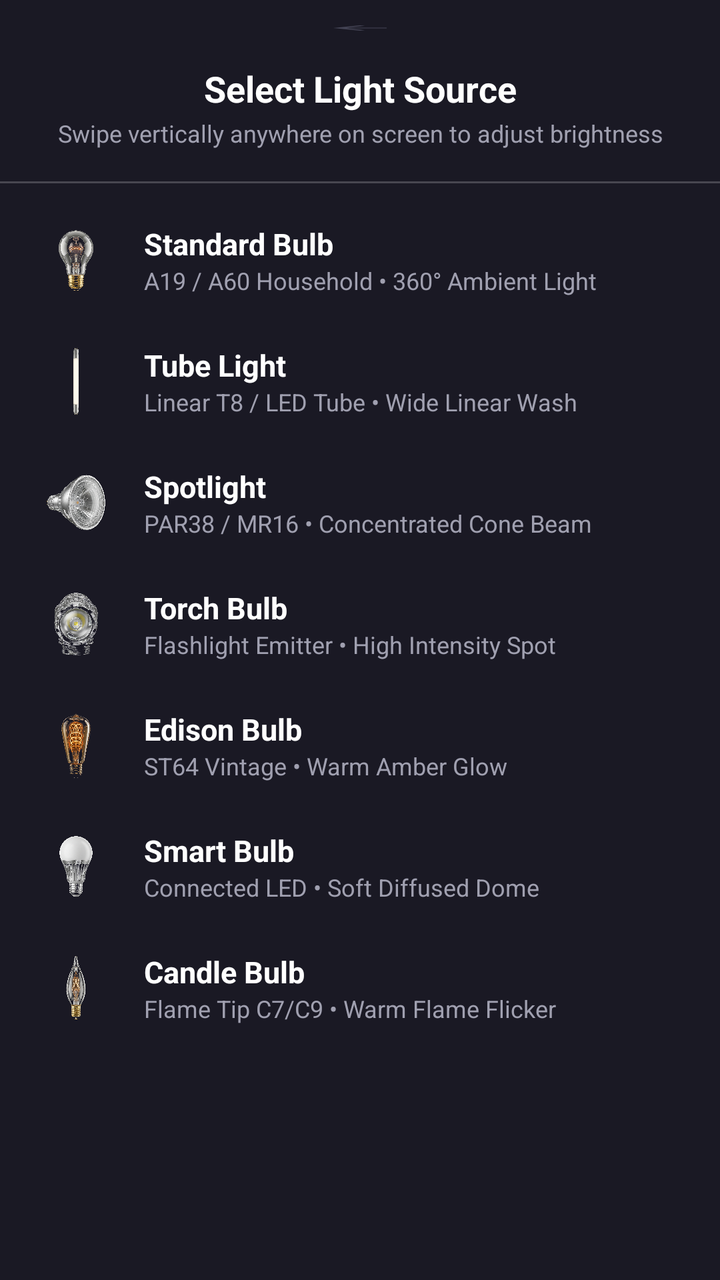
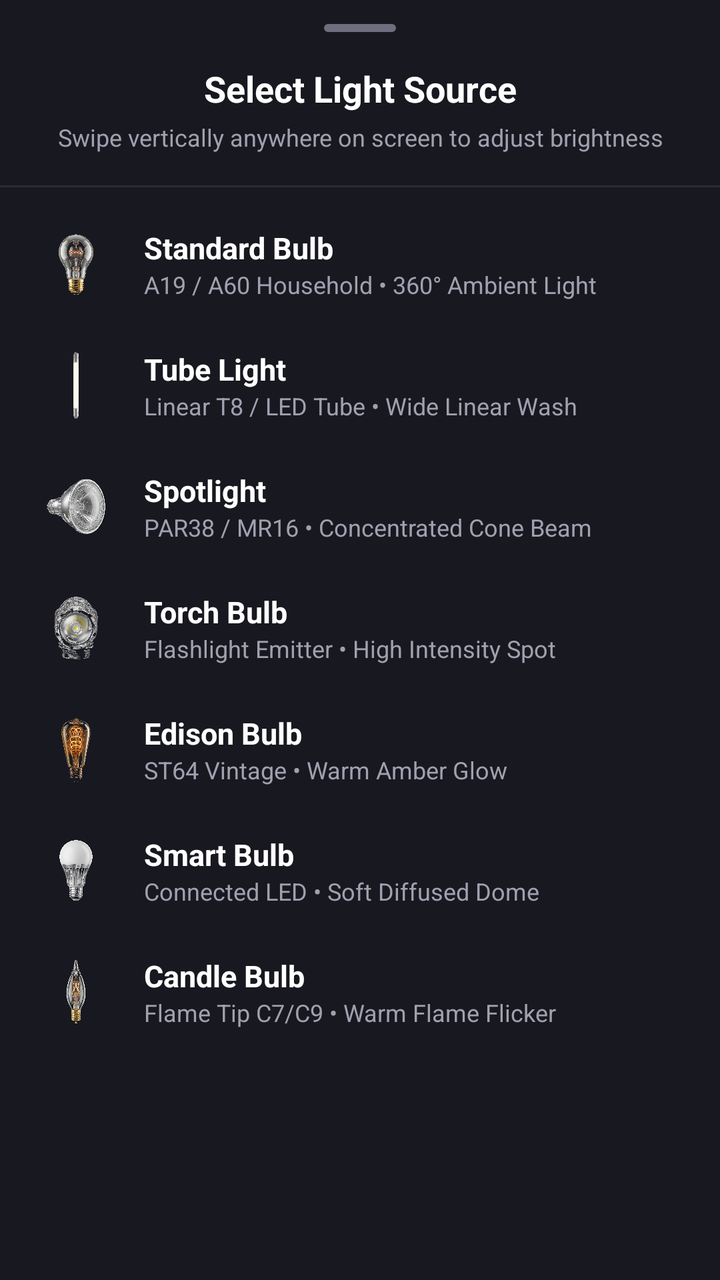

The first picture is an Android layout as it rendered before a commit; the second is the same layout after the commit. The layout source and the unified diff follow.
<!-- AndroidManifest.xml: application theme Theme.FlashNow -->
<!-- res/layout/dialog_select_bulb_type.xml -->
<?xml version="1.0" encoding="utf-8"?>
<LinearLayout xmlns:android="http://schemas.android.com/apk/res/android"
    xmlns:app="http://schemas.android.com/apk/res-auto"
    android:layout_width="match_parent"
    android:layout_height="wrap_content"
    android:background="#1A1924"
    android:orientation="vertical"
    android:paddingBottom="24dp">

    
    <View
        android:layout_width="40dp"
        android:layout_height="4dp"
        android:layout_gravity="center_horizontal"
        android:layout_marginTop="12dp"
        android:layout_marginBottom="16dp"
        android:background="@drawable/ic_back"
        android:backgroundTint="#444455" />

    
    <TextView
        android:layout_width="match_parent"
        android:layout_height="wrap_content"
        android:gravity="center"
        android:text="Select Light Source"
        android:textColor="@color/white"
        android:textSize="18sp"
        android:textStyle="bold" />

    <TextView
        android:layout_width="match_parent"
        android:layout_height="wrap_content"
        android:gravity="center"
        android:layout_marginTop="2dp"
        android:layout_marginBottom="16dp"
        android:text="Swipe vertically anywhere on screen to adjust brightness"
        android:textColor="@color/text_secondary"
        android:textSize="12sp" />

    <View
        android:layout_width="match_parent"
        android:layout_height="1dp"
        android:background="#33FFFFFF"
        android:layout_marginBottom="8dp" />

    
    <LinearLayout
        android:id="@+id/item_bulb_standard"
        android:layout_width="match_parent"
        android:layout_height="wrap_content"
        android:background="?attr/selectableItemBackground"
        android:clickable="true"
        android:focusable="true"
        android:gravity="center_vertical"
        android:orientation="horizontal"
        android:paddingHorizontal="20dp"
        android:paddingVertical="12dp">

        <ImageView
            android:layout_width="36dp"
            android:layout_height="36dp"
            android:contentDescription="Standard Bulb"
            android:scaleType="fitCenter"
            android:src="@drawable/img_bulb_standard" />

        <LinearLayout
            android:layout_width="0dp"
            android:layout_height="wrap_content"
            android:layout_marginStart="16dp"
            android:layout_weight="1"
            android:orientation="vertical">

            <TextView
                android:layout_width="wrap_content"
                android:layout_height="wrap_content"
                android:text="Standard Bulb"
                android:textColor="@color/white"
                android:textSize="15sp"
                android:textStyle="bold" />

            <TextView
                android:layout_width="wrap_content"
                android:layout_height="wrap_content"
                android:text="A19 / A60 Household • 360° Ambient Light"
                android:textColor="@color/text_secondary"
                android:textSize="12sp" />

        </LinearLayout>

        <ImageView
            android:id="@+id/check_bulb_standard"
            android:layout_width="24dp"
            android:layout_height="24dp"
            android:contentDescription="Selected"
            android:src="@drawable/ic_check"
            app:tint="@color/accent_blue"
            android:visibility="gone" />

    </LinearLayout>

    
    <LinearLayout
        android:id="@+id/item_bulb_tube"
        android:layout_width="match_parent"
        android:layout_height="wrap_content"
        android:background="?attr/selectableItemBackground"
        android:clickable="true"
        android:focusable="true"
        android:gravity="center_vertical"
        android:orientation="horizontal"
        android:paddingHorizontal="20dp"
        android:paddingVertical="12dp">

        <ImageView
            android:layout_width="36dp"
            android:layout_height="36dp"
            android:contentDescription="Tube Light"
            android:scaleType="fitCenter"
            android:src="@drawable/img_bulb_tube" />

        <LinearLayout
            android:layout_width="0dp"
            android:layout_height="wrap_content"
            android:layout_marginStart="16dp"
            android:layout_weight="1"
            android:orientation="vertical">

            <TextView
                android:layout_width="wrap_content"
                android:layout_height="wrap_content"
                android:text="Tube Light"
                android:textColor="@color/white"
                android:textSize="15sp"
                android:textStyle="bold" />

            <TextView
                android:layout_width="wrap_content"
                android:layout_height="wrap_content"
                android:text="Linear T8 / LED Tube • Wide Linear Wash"
                android:textColor="@color/text_secondary"
                android:textSize="12sp" />

        </LinearLayout>

        <ImageView
            android:id="@+id/check_bulb_tube"
            android:layout_width="24dp"
            android:layout_height="24dp"
            android:contentDescription="Selected"
            android:src="@drawable/ic_check"
            app:tint="@color/accent_blue"
            android:visibility="gone" />

    </LinearLayout>

    
    <LinearLayout
        android:id="@+id/item_bulb_spotlight"
        android:layout_width="match_parent"
        android:layout_height="wrap_content"
        android:background="?attr/selectableItemBackground"
        android:clickable="true"
        android:focusable="true"
        android:gravity="center_vertical"
        android:orientation="horizontal"
        android:paddingHorizontal="20dp"
        android:paddingVertical="12dp">

        <ImageView
            android:layout_width="36dp"
            android:layout_height="36dp"
            android:contentDescription="Spotlight"
            android:scaleType="fitCenter"
            android:src="@drawable/img_bulb_spotlight" />

        <LinearLayout
            android:layout_width="0dp"
            android:layout_height="wrap_content"
            android:layout_marginStart="16dp"
            android:layout_weight="1"
            android:orientation="vertical">

            <TextView
                android:layout_width="wrap_content"
                android:layout_height="wrap_content"
                android:text="Spotlight"
                android:textColor="@color/white"
                android:textSize="15sp"
                android:textStyle="bold" />

            <TextView
                android:layout_width="wrap_content"
                android:layout_height="wrap_content"
                android:text="PAR38 / MR16 • Concentrated Cone Beam"
                android:textColor="@color/text_secondary"
                android:textSize="12sp" />

        </LinearLayout>

        <ImageView
            android:id="@+id/check_bulb_spotlight"
            android:layout_width="24dp"
            android:layout_height="24dp"
            android:contentDescription="Selected"
            android:src="@drawable/ic_check"
            app:tint="@color/accent_blue"
            android:visibility="gone" />

    </LinearLayout>

    
    <LinearLayout
        android:id="@+id/item_bulb_torch"
        android:layout_width="match_parent"
        android:layout_height="wrap_content"
        android:background="?attr/selectableItemBackground"
        android:clickable="true"
        android:focusable="true"
        android:gravity="center_vertical"
        android:orientation="horizontal"
        android:paddingHorizontal="20dp"
        android:paddingVertical="12dp">

        <ImageView
            android:layout_width="36dp"
            android:layout_height="36dp"
            android:contentDescription="Torch Bulb"
            android:scaleType="fitCenter"
            android:src="@drawable/img_bulb_torch" />

        <LinearLayout
            android:layout_width="0dp"
            android:layout_height="wrap_content"
            android:layout_marginStart="16dp"
            android:layout_weight="1"
            android:orientation="vertical">

            <TextView
                android:layout_width="wrap_content"
                android:layout_height="wrap_content"
                android:text="Torch Bulb"
                android:textColor="@color/white"
                android:textSize="15sp"
                android:textStyle="bold" />

            <TextView
                android:layout_width="wrap_content"
                android:layout_height="wrap_content"
                android:text="Flashlight Emitter • High Intensity Spot"
                android:textColor="@color/text_secondary"
                android:textSize="12sp" />

        </LinearLayout>

        <ImageView
            android:id="@+id/check_bulb_torch"
            android:layout_width="24dp"
            android:layout_height="24dp"
            android:contentDescription="Selected"
            android:src="@drawable/ic_check"
            app:tint="@color/accent_blue"
            android:visibility="gone" />

    </LinearLayout>

    
    <LinearLayout
        android:id="@+id/item_bulb_edison"
        android:layout_width="match_parent"
        android:layout_height="wrap_content"
        android:background="?attr/selectableItemBackground"
        android:clickable="true"
        android:focusable="true"
        android:gravity="center_vertical"
        android:orientation="horizontal"
        android:paddingHorizontal="20dp"
        android:paddingVertical="12dp">

        <ImageView
            android:layout_width="36dp"
            android:layout_height="36dp"
            android:contentDescription="Edison Bulb"
            android:scaleType="fitCenter"
            android:src="@drawable/img_bulb_edison" />

        <LinearLayout
            android:layout_width="0dp"
            android:layout_height="wrap_content"
            android:layout_marginStart="16dp"
            android:layout_weight="1"
            android:orientation="vertical">

            <TextView
                android:layout_width="wrap_content"
                android:layout_height="wrap_content"
                android:text="Edison Bulb"
                android:textColor="@color/white"
                android:textSize="15sp"
                android:textStyle="bold" />

            <TextView
                android:layout_width="wrap_content"
                android:layout_height="wrap_content"
                android:text="ST64 Vintage • Warm Amber Glow"
                android:textColor="@color/text_secondary"
                android:textSize="12sp" />

        </LinearLayout>

        <ImageView
            android:id="@+id/check_bulb_edison"
            android:layout_width="24dp"
            android:layout_height="24dp"
            android:contentDescription="Selected"
            android:src="@drawable/ic_check"
            app:tint="@color/accent_blue"
            android:visibility="gone" />

    </LinearLayout>

    
    <LinearLayout
        android:id="@+id/item_bulb_smart"
        android:layout_width="match_parent"
        android:layout_height="wrap_content"
        android:background="?attr/selectableItemBackground"
        android:clickable="true"
        android:focusable="true"
        android:gravity="center_vertical"
        android:orientation="horizontal"
        android:paddingHorizontal="20dp"
        android:paddingVertical="12dp">

        <ImageView
            android:layout_width="36dp"
            android:layout_height="36dp"
            android:contentDescription="Smart Bulb"
            android:scaleType="fitCenter"
            android:src="@drawable/img_bulb_smart" />

        <LinearLayout
            android:layout_width="0dp"
            android:layout_height="wrap_content"
            android:layout_marginStart="16dp"
            android:layout_weight="1"
            android:orientation="vertical">

            <TextView
                android:layout_width="wrap_content"
                android:layout_height="wrap_content"
                android:text="Smart Bulb"
                android:textColor="@color/white"
                android:textSize="15sp"
                android:textStyle="bold" />

            <TextView
                android:layout_width="wrap_content"
                android:layout_height="wrap_content"
                android:text="Connected LED • Soft Diffused Dome"
                android:textColor="@color/text_secondary"
                android:textSize="12sp" />

        </LinearLayout>

        <ImageView
            android:id="@+id/check_bulb_smart"
            android:layout_width="24dp"
            android:layout_height="24dp"
            android:contentDescription="Selected"
            android:src="@drawable/ic_check"
            app:tint="@color/accent_blue"
            android:visibility="gone" />

    </LinearLayout>

    
    <LinearLayout
        android:id="@+id/item_bulb_candle"
        android:layout_width="match_parent"
        android:layout_height="wrap_content"
        android:background="?attr/selectableItemBackground"
        android:clickable="true"
        android:focusable="true"
        android:gravity="center_vertical"
        android:orientation="horizontal"
        android:paddingHorizontal="20dp"
        android:paddingVertical="12dp">

        <ImageView
            android:layout_width="36dp"
            android:layout_height="36dp"
            android:contentDescription="Candle Bulb"
            android:scaleType="fitCenter"
            android:src="@drawable/img_bulb_candle" />

        <LinearLayout
            android:layout_width="0dp"
            android:layout_height="wrap_content"
            android:layout_marginStart="16dp"
            android:layout_weight="1"
            android:orientation="vertical">

            <TextView
                android:layout_width="wrap_content"
                android:layout_height="wrap_content"
                android:text="Candle Bulb"
                android:textColor="@color/white"
                android:textSize="15sp"
                android:textStyle="bold" />

            <TextView
                android:layout_width="wrap_content"
                android:layout_height="wrap_content"
                android:text="Flame Tip C7/C9 • Warm Flame Flicker"
                android:textColor="@color/text_secondary"
                android:textSize="12sp" />

        </LinearLayout>

        <ImageView
            android:id="@+id/check_bulb_candle"
            android:layout_width="24dp"
            android:layout_height="24dp"
            android:contentDescription="Selected"
            android:src="@drawable/ic_check"
            app:tint="@color/accent_blue"
            android:visibility="gone" />

    </LinearLayout>

</LinearLayout>
<!-- resources referenced by this layout -->
<resources>
  <color name="accent_blue">#FF00D4FF</color>
  <color name="text_secondary">#FFA0A0B0</color>
  <color name="white">#FFFFFFFF</color>
  <!-- drawable ic_back (drawable) -->
  <vector xmlns:android="http://schemas.android.com/apk/res/android"
      android:width="24dp"
      android:height="24dp"
      android:viewportWidth="24"
      android:viewportHeight="24"
      android:tint="?attr/colorControlNormal">
    <path
        android:fillColor="@android:color/white"
        android:pathData="M20,11H7.83l5.59,-5.59L12,4l-8,8 8,8 1.41,-1.41L7.83,13H20v-2z"/>
  </vector>
  <!-- drawable ic_check (drawable) -->
  <vector xmlns:android="http://schemas.android.com/apk/res/android"
      android:width="24dp"
      android:height="24dp"
      android:viewportWidth="24"
      android:viewportHeight="24">
    <path
        android:fillColor="@android:color/white"
        android:pathData="M9,16.17L4.83,12l-1.42,1.41L9,19 21,7l-1.41-1.41z"/>
  </vector>
  <!-- drawable img_bulb_candle: png bitmap (drawable, 409330 bytes) -->
  <!-- drawable img_bulb_edison: png bitmap (drawable, 656748 bytes) -->
  <!-- drawable img_bulb_smart: png bitmap (drawable, 403222 bytes) -->
  <!-- drawable img_bulb_spotlight: png bitmap (drawable, 838651 bytes) -->
  <!-- drawable img_bulb_standard: png bitmap (drawable, 632121 bytes) -->
  <!-- drawable img_bulb_torch: png bitmap (drawable, 773698 bytes) -->
  <!-- drawable img_bulb_tube: png bitmap (drawable, 250251 bytes) -->
  <style name="Theme.FlashNow" parent="Base.Theme.FlashNow" />
  <style name="Base.Theme.FlashNow" parent="Theme.Material3.DayNight.NoActionBar">
          
          <item name="android:windowBackground">@color/fn_bg_dark</item>
          <item name="android:colorBackground">@color/fn_bg_dark</item>
          <item name="colorSurface">@color/fn_surface_level_1</item>
          <item name="colorPrimary">@color/fn_primary_blue</item>
          <item name="colorSecondary">@color/fn_accent_amber</item>
  
          
          <item name="toolbarStyle">@style/App.Toolbar</item>
  
          
          <item name="android:statusBarColor">@color/fn_bg_dark</item>
          <item name="android:navigationBarColor">@color/fn_bg_dark</item>
  
          
          <item name="android:windowLightStatusBar" tools:targetApi="m">false</item>
  
          
          <item name="popupTheme">@style/App.PopupMenuTheme</item>
      </style>
  <color name="fn_bg_dark">#FF0F0F14</color>
  <color name="fn_surface_level_1">#FF181820</color>
  <color name="fn_primary_blue">#FF00E5FF</color>
  <color name="fn_accent_amber">#FFFFD166</color>
  <style name="App.Toolbar" parent="Widget.Material3.Toolbar">
          <item name="android:background">@color/fn_bg_dark</item>
      </style>
  <style name="App.PopupMenuTheme" parent="ThemeOverlay.Material3.Dark">
          <item name="colorSurface">@color/fn_surface_level_1</item>
      </style>
</resources>

<!-- the commit's change to res/layout/dialog_select_bulb_type.xml (unified diff, before → after) -->
@@ -3,19 +3,19 @@
     xmlns:app="http://schemas.android.com/apk/res-auto"
     android:layout_width="match_parent"
     android:layout_height="wrap_content"
-    android:background="#1A1924"
+    android:background="@color/fn_surface_level_1"
     android:orientation="vertical"
     android:paddingBottom="24dp">
 
     
     <View
-        android:layout_width="40dp"
+        android:layout_width="36dp"
         android:layout_height="4dp"
         android:layout_gravity="center_horizontal"
         android:layout_marginTop="12dp"
         android:layout_marginBottom="16dp"
-        android:background="@drawable/ic_back"
-        android:backgroundTint="#444455" />
+        android:background="@drawable/bg_overlay_pill"
+        android:backgroundTint="@color/fn_text_tertiary" />
 
     
     <TextView
@@ -23,7 +23,7 @@
         android:layout_height="wrap_content"
         android:gravity="center"
         android:text="Select Light Source"
-        android:textColor="@color/white"
+        android:textColor="@color/fn_text_primary"
         android:textSize="18sp"
         android:textStyle="bold" />
 
@@ -31,16 +31,16 @@
         android:layout_width="match_parent"
         android:layout_height="wrap_content"
         android:gravity="center"
-        android:layout_marginTop="2dp"
+        android:layout_marginTop="4dp"
         android:layout_marginBottom="16dp"
         android:text="Swipe vertically anywhere on screen to adjust brightness"
-        android:textColor="@color/text_secondary"
+        android:textColor="@color/fn_text_secondary"
         android:textSize="12sp" />
 
     <View
         android:layout_width="match_parent"
         android:layout_height="1dp"
-        android:background="#33FFFFFF"
+        android:background="@color/fn_border_subtle"
         android:layout_marginBottom="8dp" />
 
     
@@ -74,7 +74,7 @@
                 android:layout_width="wrap_content"
                 android:layout_height="wrap_content"
                 android:text="Standard Bulb"
-                android:textColor="@color/white"
+                android:textColor="@color/fn_text_primary"
                 android:textSize="15sp"
                 android:textStyle="bold" />
 
@@ -82,7 +82,7 @@
                 android:layout_width="wrap_content"
                 android:layout_height="wrap_content"
                 android:text="A19 / A60 Household • 360° Ambient Light"
-                android:textColor="@color/text_secondary"
+                android:textColor="@color/fn_text_secondary"
                 android:textSize="12sp" />
 
         </LinearLayout>
@@ -93,7 +93,7 @@
             android:layout_height="24dp"
             android:contentDescription="Selected"
             android:src="@drawable/ic_check"
-            app:tint="@color/accent_blue"
+            app:tint="@color/fn_primary_blue"
             android:visibility="gone" />
 
     </LinearLayout>
@@ -129,7 +129,7 @@
                 android:layout_width="wrap_content"
                 android:layout_height="wrap_content"
                 android:text="Tube Light"
-                android:textColor="@color/white"
+                android:textColor="@color/fn_text_primary"
                 android:textSize="15sp"
                 android:textStyle="bold" />
 
@@ -137,7 +137,7 @@
                 android:layout_width="wrap_content"
                 android:layout_height="wrap_content"
                 android:text="Linear T8 / LED Tube • Wide Linear Wash"
-                android:textColor="@color/text_secondary"
+                android:textColor="@color/fn_text_secondary"
                 android:textSize="12sp" />
 
         </LinearLayout>
@@ -148,7 +148,7 @@
             android:layout_height="24dp"
             android:contentDescription="Selected"
             android:src="@drawable/ic_check"
-            app:tint="@color/accent_blue"
+            app:tint="@color/fn_primary_blue"
             android:visibility="gone" />
 
     </LinearLayout>
@@ -184,7 +184,7 @@
                 android:layout_width="wrap_content"
                 android:layout_height="wrap_content"
                 android:text="Spotlight"
-                android:textColor="@color/white"
+                android:textColor="@color/fn_text_primary"
                 android:textSize="15sp"
                 android:textStyle="bold" />
 
@@ -192,7 +192,7 @@
                 android:layout_width="wrap_content"
                 android:layout_height="wrap_content"
                 android:text="PAR38 / MR16 • Concentrated Cone Beam"
-                android:textColor="@color/text_secondary"
+                android:textColor="@color/fn_text_secondary"
                 android:textSize="12sp" />
 
         </LinearLayout>
@@ -203,7 +203,7 @@
             android:layout_height="24dp"
             android:contentDescription="Selected"
             android:src="@drawable/ic_check"
-            app:tint="@color/accent_blue"
+            app:tint="@color/fn_primary_blue"
             android:visibility="gone" />
 
     </LinearLayout>
@@ -239,7 +239,7 @@
                 android:layout_width="wrap_content"
                 android:layout_height="wrap_content"
                 android:text="Torch Bulb"
-                android:textColor="@color/white"
+                android:textColor="@color/fn_text_primary"
                 android:textSize="15sp"
                 android:textStyle="bold" />
 
@@ -247,7 +247,7 @@
                 android:layout_width="wrap_content"
                 android:layout_height="wrap_content"
                 android:text="Flashlight Emitter • High Intensity Spot"
-                android:textColor="@color/text_secondary"
+                android:textColor="@color/fn_text_secondary"
                 android:textSize="12sp" />
 
         </LinearLayout>
@@ -258,7 +258,7 @@
             android:layout_height="24dp"
             android:contentDescription="Selected"
             android:src="@drawable/ic_check"
-            app:tint="@color/accent_blue"
+            app:tint="@color/fn_primary_blue"
             android:visibility="gone" />
 
     </LinearLayout>
@@ -294,7 +294,7 @@
                 android:layout_width="wrap_content"
                 android:layout_height="wrap_content"
                 android:text="Edison Bulb"
-                android:textColor="@color/white"
+                android:textColor="@color/fn_text_primary"
                 android:textSize="15sp"
                 android:textStyle="bold" />
 
@@ -302,7 +302,7 @@
                 android:layout_width="wrap_content"
                 android:layout_height="wrap_content"
                 android:text="ST64 Vintage • Warm Amber Glow"
-                android:textColor="@color/text_secondary"
+                android:textColor="@color/fn_text_secondary"
                 android:textSize="12sp" />
 
         </LinearLayout>
@@ -313,7 +313,7 @@
             android:layout_height="24dp"
             android:contentDescription="Selected"
             android:src="@drawable/ic_check"
-            app:tint="@color/accent_blue"
+            app:tint="@color/fn_primary_blue"
             android:visibility="gone" />
 
     </LinearLayout>
@@ -349,7 +349,7 @@
                 android:layout_width="wrap_content"
                 android:layout_height="wrap_content"
                 android:text="Smart Bulb"
-                android:textColor="@color/white"
+                android:textColor="@color/fn_text_primary"
                 android:textSize="15sp"
                 android:textStyle="bold" />
 
@@ -357,7 +357,7 @@
                 android:layout_width="wrap_content"
                 android:layout_height="wrap_content"
                 android:text="Connected LED • Soft Diffused Dome"
-                android:textColor="@color/text_secondary"
+                android:textColor="@color/fn_text_secondary"
                 android:textSize="12sp" />
 
         </LinearLayout>
@@ -368,7 +368,7 @@
             android:layout_height="24dp"
             android:contentDescription="Selected"
             android:src="@drawable/ic_check"
-            app:tint="@color/accent_blue"
+            app:tint="@color/fn_primary_blue"
             android:visibility="gone" />
 
     </LinearLayout>
@@ -404,7 +404,7 @@
                 android:layout_width="wrap_content"
                 android:layout_height="wrap_content"
                 android:text="Candle Bulb"
-                android:textColor="@color/white"
+                android:textColor="@color/fn_text_primary"
                 android:textSize="15sp"
                 android:textStyle="bold" />
 
@@ -412,7 +412,7 @@
                 android:layout_width="wrap_content"
                 android:layout_height="wrap_content"
                 android:text="Flame Tip C7/C9 • Warm Flame Flicker"
-                android:textColor="@color/text_secondary"
+                android:textColor="@color/fn_text_secondary"
                 android:textSize="12sp" />
 
         </LinearLayout>
@@ -423,7 +423,7 @@
             android:layout_height="24dp"
             android:contentDescription="Selected"
             android:src="@drawable/ic_check"
-            app:tint="@color/accent_blue"
+            app:tint="@color/fn_primary_blue"
             android:visibility="gone" />
 
     </LinearLayout>
<!-- resource entries referenced after the edit -->
@@ -1,19 +1,6 @@
 <!-- resources referenced by this layout -->
 <resources>
-  <color name="accent_blue">#FF00D4FF</color>
-  <color name="text_secondary">#FFA0A0B0</color>
-  <color name="white">#FFFFFFFF</color>
-  <!-- drawable ic_back (drawable) -->
-  <vector xmlns:android="http://schemas.android.com/apk/res/android"
-      android:width="24dp"
-      android:height="24dp"
-      android:viewportWidth="24"
-      android:viewportHeight="24"
-      android:tint="?attr/colorControlNormal">
-    <path
-        android:fillColor="@android:color/white"
-        android:pathData="M20,11H7.83l5.59,-5.59L12,4l-8,8 8,8 1.41,-1.41L7.83,13H20v-2z"/>
-  </vector>
+  <color name="fn_border_subtle">#FF2A2A38</color>
   <!-- drawable ic_check (drawable) -->
   <vector xmlns:android="http://schemas.android.com/apk/res/android"
       android:width="24dp"
@@ -55,6 +42,19 @@
       </style>
   <color name="fn_bg_dark">#FF0F0F14</color>
   <color name="fn_surface_level_1">#FF181820</color>
+  <color name="fn_text_primary">#FFFFFFFF</color>
+  <color name="fn_text_secondary">#FFA0A0B0</color>
+  <color name="fn_text_tertiary">#FF6E6E80</color>
+  <!-- drawable bg_overlay_pill (drawable) -->
+  <?xml version="1.0" encoding="utf-8"?>
+  <shape xmlns:android="http://schemas.android.com/apk/res/android"
+      android:shape="rectangle">
+      <corners android:radius="20dp" />
+      <solid android:color="@color/fn_surface_level_1" />
+      <stroke
+          android:width="1dp"
+          android:color="@color/fn_border_subtle" />
+  </shape>
   <color name="fn_primary_blue">#FF00E5FF</color>
   <color name="fn_accent_amber">#FFFFD166</color>
   <style name="App.Toolbar" parent="Widget.Material3.Toolbar">
